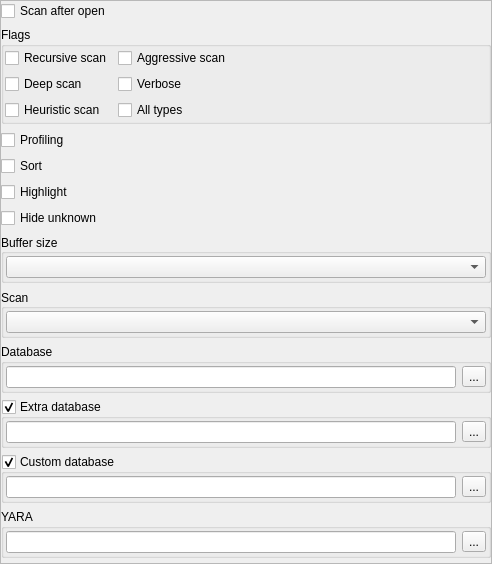
Qt form dieoptionswidget.ui (horsicq/die_widget) before a commit.
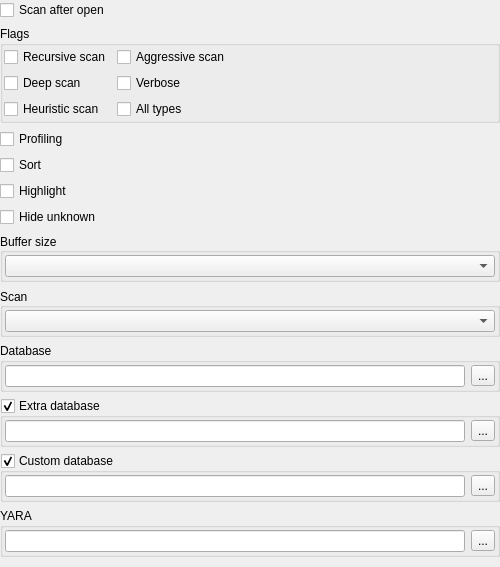
The same form after that commit.

Patch:
```diff
--- a/dieoptionswidget.ui
+++ b/dieoptionswidget.ui
@@ -6,8 +6,8 @@
    <rect>
     <x>0</x>
     <y>0</y>
-    <width>492</width>
-    <height>564</height>
+    <width>500</width>
+    <height>567</height>
    </rect>
   </property>
   <property name="windowTitle">
@@ -28,6 +28,15 @@
    </property>
    <item>
     <widget class="QScrollArea" name="scrollAreaDIE">
+     <property name="frameShape">
+      <enum>QFrame::NoFrame</enum>
+     </property>
+     <property name="frameShadow">
+      <enum>QFrame::Plain</enum>
+     </property>
+     <property name="lineWidth">
+      <number>0</number>
+     </property>
      <property name="widgetResizable">
       <bool>true</bool>
      </property>
@@ -36,8 +45,8 @@
        <rect>
         <x>0</x>
         <y>0</y>
-        <width>490</width>
-        <height>562</height>
+        <width>500</width>
+        <height>567</height>
        </rect>
       </property>
       <layout class="QVBoxLayout" name="verticalLayout_3">
```
